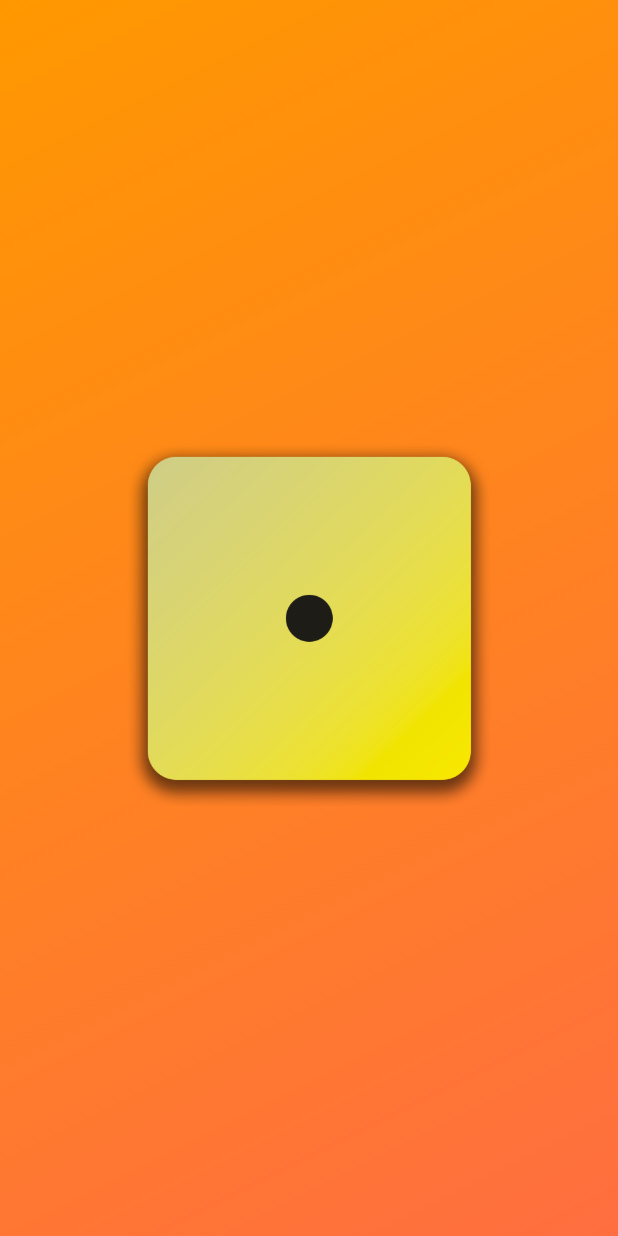
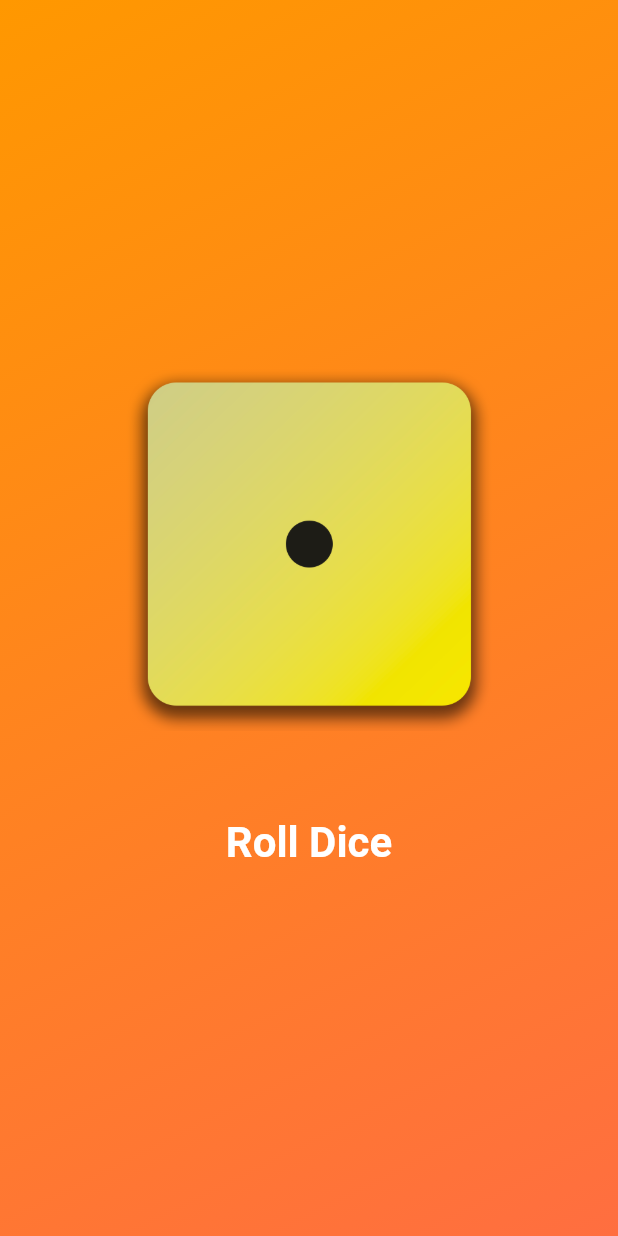
Before and after one commit to a7madDelea/Dice_Roller, a Flutter app: the screen it shows after launch, on a phone screen of 412 x 824 dp. Run offline on Flutter 3.47's test engine with Material 3 defaults, Android fonts, the phone set to English and light mode, and no system bars.

Commit message:
Dice Roller Create and activate the roll dice button.

```diff
--- a/lib/dice_roller.dart
+++ b/lib/dice_roller.dart
@@ -1,18 +1,49 @@
+import 'dart:math';
+
 import 'package:flutter/material.dart';
 
-class DiceRoller extends StatelessWidget {
+final Random random = Random();
+
+class DiceRoller extends StatefulWidget {
   const DiceRoller({
     super.key,
   });
+
+  @override
+  State<DiceRoller> createState() => _DiceRollerState();
+}
+
+class _DiceRollerState extends State<DiceRoller> {
+  int activeDice = 1;
+
+  void _roolDice() {
+    setState(() {
+      activeDice = random.nextInt(6) + 1;
+    });
+  }
 
   @override
   Widget build(BuildContext context) {
     return Column(
       mainAxisSize: MainAxisSize.min,
       children: [
+        // Image.
         Image.asset(
-          'images/dice-1.png',
+          'images/dice-$activeDice.png',
           width: 250,
+        ),
+        const SizedBox(height: 50),
+        // Button
+        TextButton(
+          style: TextButton.styleFrom(
+            foregroundColor: Colors.white,
+            textStyle: const TextStyle(
+              fontSize: 28,
+              fontWeight: FontWeight.bold,
+            ),
+          ),
+          onPressed: _roolDice,
+          child: const Text('Roll Dice'),
         ),
       ],
     );
```
